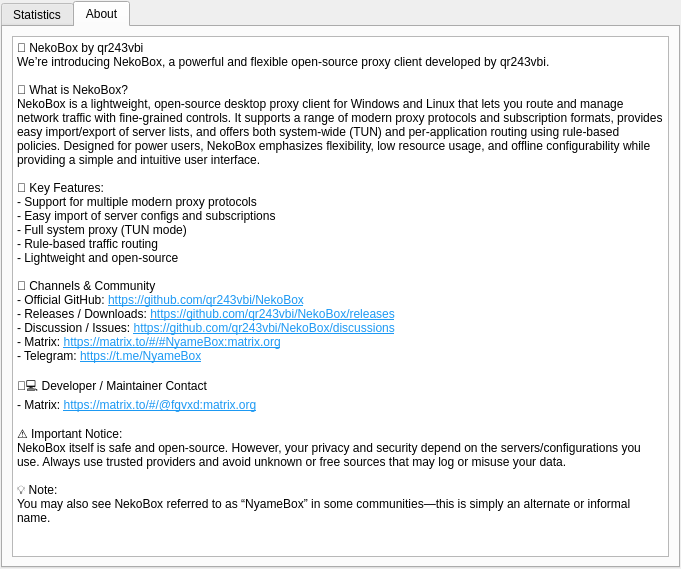
This is src/nekobox/ui/info/main.ui in qr243vbi/nekobox as Qt 5 draws it before an edit. The edited form follows.
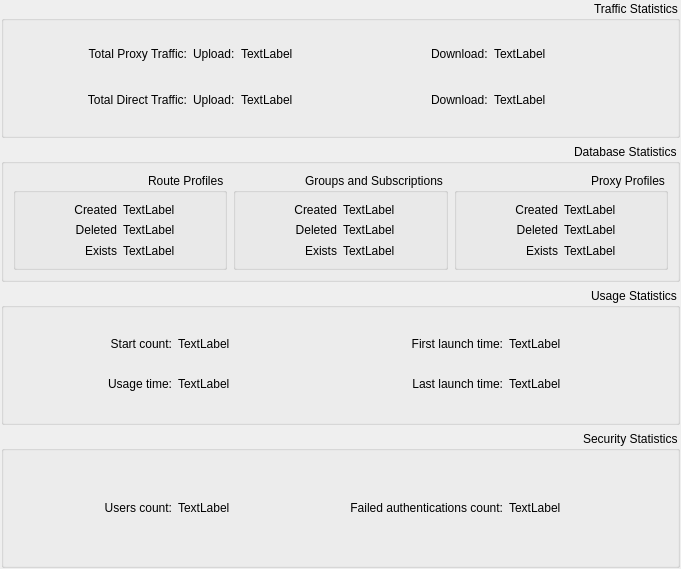
This is the edited form.

The edit to the form file:
```diff
--- a/src/nekobox/ui/info/main.ui
+++ b/src/nekobox/ui/info/main.ui
@@ -27,17 +27,6 @@
     <number>1</number>
    </property>
    <item>
-    <widget class="QTabWidget" name="tabWidget">
-     <property name="layoutDirection">
-      <enum>Qt::LayoutDirection::LeftToRight</enum>
-     </property>
-     <property name="currentIndex">
-      <number>1</number>
-     </property>
-     <widget class="QWidget" name="tab">
-      <attribute name="title">
-       <string>Statistics</string>
-      </attribute>
       <layout class="QGridLayout" name="gridLayout">
        <item row="5" column="0">
         <widget class="QGroupBox" name="usage_group">
@@ -527,56 +516,6 @@
         </widget>
        </item>
       </layout>
-     </widget>
-     <widget class="QWidget" name="tab_2">
-      <attribute name="title">
-       <string>About</string>
-      </attribute>
-      <layout class="QGridLayout" name="gridLayout_7">
-       <item row="0" column="0">
-        <widget class="QTextBrowser" name="textBrowser">
-         <property name="html">
-          <string notr="true">&lt;!DOCTYPE HTML PUBLIC &quot;-//W3C//DTD HTML 4.0//EN&quot; &quot;http://www.w3.org/TR/REC-html40/strict.dtd&quot;&gt;
-&lt;html&gt;&lt;head&gt;&lt;meta name=&quot;qrichtext&quot; content=&quot;1&quot; /&gt;&lt;meta charset=&quot;utf-8&quot; /&gt;&lt;style type=&quot;text/css&quot;&gt;
-p, li { white-space: pre-wrap; }
-hr { height: 1px; border-width: 0; }
-li.unchecked::marker { content: &quot;\2610&quot;; }
-li.checked::marker { content: &quot;\2612&quot;; }
-&lt;/style&gt;&lt;/head&gt;&lt;body style=&quot; font-family:'Segoe UI'; font-size:9pt; font-weight:400; font-style:normal;&quot;&gt;
-&lt;p style=&quot; margin-top:0px; margin-bottom:0px; margin-left:0px; margin-right:0px; -qt-block-indent:0; text-indent:0px;&quot;&gt;📢 NekoBox by qr243vbi&lt;/p&gt;
-&lt;p style=&quot; margin-top:0px; margin-bottom:0px; margin-left:0px; margin-right:0px; -qt-block-indent:0; text-indent:0px;&quot;&gt;We’re introducing NekoBox, a powerful and flexible open-source proxy client developed by qr243vbi.&lt;/p&gt;
-&lt;p style=&quot;-qt-paragraph-type:empty; margin-top:0px; margin-bottom:0px; margin-left:0px; margin-right:0px; -qt-block-indent:0; text-indent:0px;&quot;&gt;&lt;br /&gt;&lt;/p&gt;
-&lt;p style=&quot; margin-top:0px; margin-bottom:0px; margin-left:0px; margin-right:0px; -qt-block-indent:0; text-indent:0px;&quot;&gt;🔧 What is NekoBox?&lt;/p&gt;
-&lt;p style=&quot; margin-top:0px; margin-bottom:0px; margin-left:0px; margin-right:0px; -qt-block-indent:0; text-indent:0px;&quot;&gt;NekoBox is a lightweight, open-source desktop proxy client for Windows and Linux that lets you route and manage network traffic with fine-grained controls. It supports a range of modern proxy protocols and subscription formats, provides easy import/export of server lists, and offers both system-wide (TUN) and per-application routing using rule-based policies. Designed for power users, NekoBox emphasizes flexibility, low resource usage, and offline configurability while providing a simple and intuitive user interface.&lt;/p&gt;
-&lt;p style=&quot;-qt-paragraph-type:empty; margin-top:0px; margin-bottom:0px; margin-left:0px; margin-right:0px; -qt-block-indent:0; text-indent:0px;&quot;&gt;&lt;br /&gt;&lt;/p&gt;
-&lt;p style=&quot; margin-top:0px; margin-bottom:0px; margin-left:0px; margin-right:0px; -qt-block-indent:0; text-indent:0px;&quot;&gt;🚀 Key Features:&lt;/p&gt;
-&lt;p style=&quot; margin-top:0px; margin-bottom:0px; margin-left:0px; margin-right:0px; -qt-block-indent:0; text-indent:0px;&quot;&gt;- Support for multiple modern proxy protocols&lt;/p&gt;
-&lt;p style=&quot; margin-top:0px; margin-bottom:0px; margin-left:0px; margin-right:0px; -qt-block-indent:0; text-indent:0px;&quot;&gt;- Easy import of server configs and subscriptions&lt;/p&gt;
-&lt;p style=&quot; margin-top:0px; margin-bottom:0px; margin-left:0px; margin-right:0px; -qt-block-indent:0; text-indent:0px;&quot;&gt;- Full system proxy (TUN mode)&lt;/p&gt;
-&lt;p style=&quot; margin-top:0px; margin-bottom:0px; margin-left:0px; margin-right:0px; -qt-block-indent:0; text-indent:0px;&quot;&gt;- Rule-based traffic routing&lt;/p&gt;
-&lt;p style=&quot; margin-top:0px; margin-bottom:0px; margin-left:0px; margin-right:0px; -qt-block-indent:0; text-indent:0px;&quot;&gt;- Lightweight and open-source&lt;/p&gt;
-&lt;p style=&quot;-qt-paragraph-type:empty; margin-top:0px; margin-bottom:0px; margin-left:0px; margin-right:0px; -qt-block-indent:0; text-indent:0px;&quot;&gt;&lt;br /&gt;&lt;/p&gt;
-&lt;p style=&quot; margin-top:0px; margin-bottom:0px; margin-left:0px; margin-right:0px; -qt-block-indent:0; text-indent:0px;&quot;&gt;📡 Channels &amp;amp; Community&lt;/p&gt;
-&lt;p style=&quot; margin-top:0px; margin-bottom:0px; margin-left:0px; margin-right:0px; -qt-block-indent:0; text-indent:0px;&quot;&gt;- Official GitHub: &lt;a href=&quot;https://github.com/qr243vbi/NekoBox&quot;&gt;&lt;span style=&quot; text-decoration: underline; color:#1d99f3;&quot;&gt;https://github.com/qr243vbi/NekoBox&lt;/span&gt;&lt;/a&gt;&lt;/p&gt;
-&lt;p style=&quot; margin-top:0px; margin-bottom:0px; margin-left:0px; margin-right:0px; -qt-block-indent:0; text-indent:0px;&quot;&gt;- Releases / Downloads: &lt;a href=&quot;https://github.com/qr243vbi/NekoBox/releases&quot;&gt;&lt;span style=&quot; text-decoration: underline; color:#1d99f3;&quot;&gt;https://github.com/qr243vbi/NekoBox/releases&lt;/span&gt;&lt;/a&gt;&lt;/p&gt;
-&lt;p style=&quot; margin-top:0px; margin-bottom:0px; margin-left:0px; margin-right:0px; -qt-block-indent:0; text-indent:0px;&quot;&gt;- Discussion / Issues: &lt;a href=&quot; https://github.com/qr243vbi/NekoBox/discussions&quot;&gt;&lt;span style=&quot; text-decoration: underline; color:#1d99f3;&quot;&gt;https://github.com/qr243vbi/NekoBox/discussions&lt;/span&gt;&lt;/a&gt;&lt;/p&gt;
-&lt;p style=&quot; margin-top:0px; margin-bottom:0px; margin-left:0px; margin-right:0px; -qt-block-indent:0; text-indent:0px;&quot;&gt;- Matrix: &lt;a href=&quot;https://matrix.to/#/#NyameBox:matrix.org&quot;&gt;&lt;span style=&quot; text-decoration: underline; color:#1d99f3;&quot;&gt;https://matrix.to/#/#NyameBox:matrix.org&lt;/span&gt;&lt;/a&gt;&lt;/p&gt;
-&lt;p style=&quot; margin-top:0px; margin-bottom:0px; margin-left:0px; margin-right:0px; -qt-block-indent:0; text-indent:0px;&quot;&gt;- Telegram: &lt;a href=&quot;https://t.me/NyameBox&quot;&gt;&lt;span style=&quot; text-decoration: underline; color:#1d99f3;&quot;&gt;https://t.me/NyameBox&lt;/span&gt;&lt;/a&gt;&lt;/p&gt;
-&lt;p style=&quot;-qt-paragraph-type:empty; margin-top:0px; margin-bottom:0px; margin-left:0px; margin-right:0px; -qt-block-indent:0; text-indent:0px;&quot;&gt;&lt;br /&gt;&lt;/p&gt;
-&lt;p style=&quot; margin-top:0px; margin-bottom:0px; margin-left:0px; margin-right:0px; -qt-block-indent:0; text-indent:0px;&quot;&gt;👨‍💻 Developer / Maintainer Contact&lt;/p&gt;
-&lt;p style=&quot; margin-top:0px; margin-bottom:0px; margin-left:0px; margin-right:0px; -qt-block-indent:0; text-indent:0px;&quot;&gt;- Matrix: &lt;a href=&quot;https://matrix.to/#/@qr243vbi:matrix.org&quot;&gt;&lt;span style=&quot; text-decoration: underline; color:#1d99f3;&quot;&gt;https://matrix.to/#/@fgvxd:matrix.org&lt;/span&gt;&lt;/a&gt;&lt;/p&gt;
-&lt;p style=&quot;-qt-paragraph-type:empty; margin-top:0px; margin-bottom:0px; margin-left:0px; margin-right:0px; -qt-block-indent:0; text-indent:0px;&quot;&gt;&lt;br /&gt;&lt;/p&gt;
-&lt;p style=&quot; margin-top:0px; margin-bottom:0px; margin-left:0px; margin-right:0px; -qt-block-indent:0; text-indent:0px;&quot;&gt;⚠️ Important Notice:&lt;/p&gt;
-&lt;p style=&quot; margin-top:0px; margin-bottom:0px; margin-left:0px; margin-right:0px; -qt-block-indent:0; text-indent:0px;&quot;&gt;NekoBox itself is safe and open-source. However, your privacy and security depend on the servers/configurations you use. Always use trusted providers and avoid unknown or free sources that may log or misuse your data.&lt;/p&gt;
-&lt;p style=&quot;-qt-paragraph-type:empty; margin-top:0px; margin-bottom:0px; margin-left:0px; margin-right:0px; -qt-block-indent:0; text-indent:0px;&quot;&gt;&lt;br /&gt;&lt;/p&gt;
-&lt;p style=&quot; margin-top:0px; margin-bottom:0px; margin-left:0px; margin-right:0px; -qt-block-indent:0; text-indent:0px;&quot;&gt;💡 Note:&lt;/p&gt;
-&lt;p style=&quot; margin-top:0px; margin-bottom:0px; margin-left:0px; margin-right:0px; -qt-block-indent:0; text-indent:0px;&quot;&gt;You may also see NekoBox referred to as “NyameBox” in some communities—this is simply an alternate or informal name.&lt;/p&gt;&lt;/body&gt;&lt;/html&gt;</string>
-         </property>
-        </widget>
-       </item>
-      </layout>
-     </widget>
-    </widget>
    </item>
   </layout>
  </widget>
```
Lines whose indentation alone changed are shown as unchanged.
